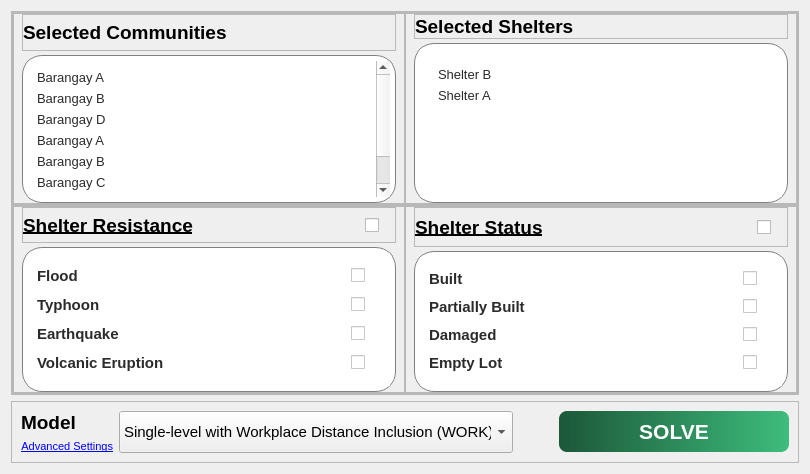
Lucianono/ShelterAlloc_Thesis, file FE/solveSettings.ui: the form before one commit.
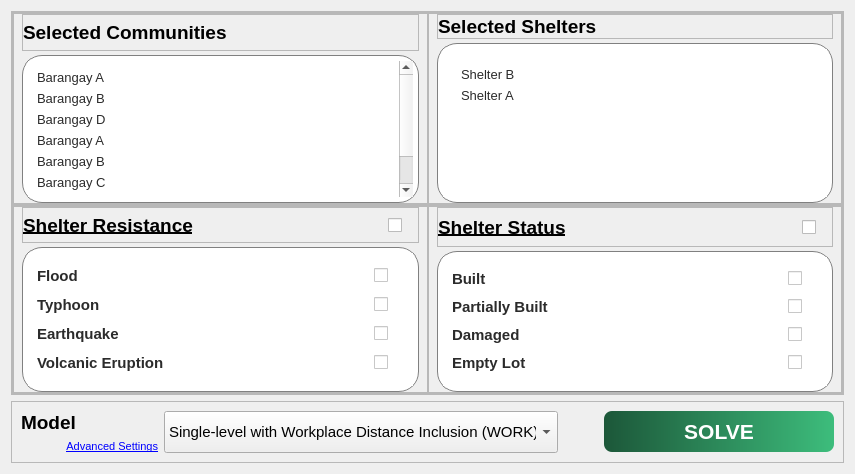
The form after the commit. Icons and pictures are not drawn.

Commit message: chore: changed label to button

The edit to the form file:
```diff
--- a/FE/solveSettings.ui
+++ b/FE/solveSettings.ui
@@ -6,7 +6,7 @@
    <rect>
     <x>0</x>
     <y>0</y>
-    <width>800</width>
+    <width>855</width>
     <height>474</height>
    </rect>
   </property>
@@ -14,121 +14,6 @@
    <string>Dialog</string>
   </property>
   <layout class="QGridLayout" name="gridLayout">
-   <item row="1" column="0">
-    <widget class="QFrame" name="frame_2">
-     <property name="styleSheet">
-      <string notr="true"/>
-     </property>
-     <property name="frameShape">
-      <enum>QFrame::StyledPanel</enum>
-     </property>
-     <property name="frameShadow">
-      <enum>QFrame::Raised</enum>
-     </property>
-     <layout class="QHBoxLayout" name="horizontalLayout">
-      <item>
-       <layout class="QVBoxLayout" name="verticalLayout">
-        <item>
-         <widget class="QLabel" name="label">
-          <property name="font">
-           <font>
-            <pointsize>14</pointsize>
-            <weight>75</weight>
-            <bold>true</bold>
-           </font>
-          </property>
-          <property name="styleSheet">
-           <string notr="true">qproperty-alignment: AlignRight;</string>
-          </property>
-          <property name="text">
-           <string>Model</string>
-          </property>
-         </widget>
-        </item>
-        <item>
-         <widget class="QPushButton" name="pushButton_2">
-          <property name="font">
-           <font>
-            <pointsize>8</pointsize>
-            <underline>true</underline>
-           </font>
-          </property>
-          <property name="styleSheet">
-           <string notr="true">border: none;
-background: none;
-text-decoration: underline;
-color:rgb(0, 0, 255);
-text-align: right;</string>
-          </property>
-          <property name="text">
-           <string>Advanced Settings</string>
-          </property>
-         </widget>
-        </item>
-       </layout>
-      </item>
-      <item>
-       <widget class="QComboBox" name="comboBox_2">
-        <property name="sizePolicy">
-         <sizepolicy hsizetype="Preferred" vsizetype="Minimum">
-          <horstretch>0</horstretch>
-          <verstretch>0</verstretch>
-         </sizepolicy>
-        </property>
-        <property name="minimumSize">
-         <size>
-          <width>0</width>
-          <height>0</height>
-         </size>
-        </property>
-        <property name="maximumSize">
-         <size>
-          <width>400</width>
-          <height>16777215</height>
-         </size>
-        </property>
-        <property name="font">
-         <font>
-          <pointsize>11</pointsize>
-         </font>
-        </property>
-        <item>
-         <property name="text">
-          <string>Single-level with Workplace Distance Inclusion (WORK)</string>
-         </property>
-        </item>
-        <item>
-         <property name="text">
-          <string>Bilevel No Transfer (BNT)</string>
-         </property>
-        </item>
-       </widget>
-      </item>
-      <item>
-       <widget class="QPushButton" name="pushButton">
-        <property name="font">
-         <font>
-          <pointsize>16</pointsize>
-          <weight>75</weight>
-          <bold>true</bold>
-         </font>
-        </property>
-        <property name="styleSheet">
-         <string notr="true">background: qlineargradient(spread:pad, x1:0, y1:0, x2:1, y2:0, stop:0 rgba(28, 87, 57, 255), stop:1 rgba(61, 189, 124, 255));
-color:rgb(255, 255, 255);
-border:none;
-padding:8px 80px;
-border-radius:8;
-margin-left:40px;</string>
-        </property>
-        <property name="text">
-         <string>SOLVE</string>
-        </property>
-       </widget>
-      </item>
-     </layout>
-    </widget>
-   </item>
    <item row="0" column="0">
     <widget class="QFrame" name="frame">
      <property name="enabled">
@@ -279,38 +164,40 @@
                 </widget>
                </item>
                <item>
-                <widget class="QLabel" name="label_15">
-                 <property name="enabled">
-                  <bool>true</bool>
+                <spacer name="horizontalSpacer_2">
+                 <property name="orientation">
+                  <enum>Qt::Horizontal</enum>
                  </property>
-                 <property name="sizePolicy">
-                  <sizepolicy hsizetype="Maximum" vsizetype="Maximum">
-                   <horstretch>0</horstretch>
-                   <verstretch>0</verstretch>
-                  </sizepolicy>
-                 </property>
-                 <property name="minimumSize">
+                 <property name="sizeHint" stdset="0">
                   <size>
-                   <width>0</width>
-                   <height>0</height>
+                   <width>40</width>
+                   <height>20</height>
                   </size>
                  </property>
-                 <property name="maximumSize">
-                  <size>
-                   <width>30</width>
-                   <height>30</height>
-                  </size>
+                </spacer>
+               </item>
+               <item>
+                <widget class="QPushButton" name="pushButton_4">
+                 <property name="styleSheet">
+                  <string notr="true">QPushButton{
+	background-color: none;
+	border: none;
+}</string>
                  </property>
                  <property name="text">
                   <string/>
                  </property>
-                 <property name="textFormat">
-                  <enum>Qt::RichText</enum>
+                 <property name="icon">
+                  <iconset resource="resources.qrc">
+                   <normaloff>:/ICONS/9022659_duotone_note_pencil.png</normaloff>:/ICONS/9022659_duotone_note_pencil.png</iconset>
                  </property>
-                 <property name="pixmap">
-                  <pixmap resource="resources.qrc">:/ICONS/9022659_duotone_note_pencil.png</pixmap>
+                 <property name="iconSize">
+                  <size>
+                   <width>30</width>
+                   <height>30</height>
+                  </size>
                  </property>
-                 <property name="scaledContents">
+                 <property name="checkable">
                   <bool>true</bool>
                  </property>
                 </widget>
@@ -348,8 +235,8 @@
                 <rect>
                  <x>0</x>
                  <y>0</y>
-                 <width>342</width>
-                 <height>188</height>
+                 <width>364</width>
+                 <height>239</height>
                 </rect>
                </property>
                <property name="font">
@@ -717,38 +604,41 @@
                 </widget>
                </item>
                <item>
-                <widget class="QLabel" name="label_7">
-                 <property name="enabled">
-                  <bool>true</bool>
+                <spacer name="horizontalSpacer">
+                 <property name="orientation">
+                  <enum>Qt::Horizontal</enum>
                  </property>
-                 <property name="sizePolicy">
-                  <sizepolicy hsizetype="Maximum" vsizetype="Maximum">
-                   <horstretch>0</horstretch>
-                   <verstretch>0</verstretch>
-                  </sizepolicy>
-                 </property>
-                 <property name="minimumSize">
+                 <property name="sizeHint" stdset="0">
                   <size>
-                   <width>0</width>
-                   <height>0</height>
+                   <width>40</width>
+                   <height>20</height>
                   </size>
                  </property>
-                 <property name="maximumSize">
-                  <size>
-                   <width>30</width>
-                   <height>30</height>
-                  </size>
+                </spacer>
+               </item>
+               <item>
+                <widget class="QPushButton" name="pushButton_3">
+                 <property name="styleSheet">
+                  <string notr="true">QPushButton{
+	background-color: none;
+	border: none;
+	align: right;
+}</string>
                  </property>
                  <property name="text">
                   <string/>
                  </property>
-                 <property name="textFormat">
-                  <enum>Qt::RichText</enum>
+                 <property name="icon">
+                  <iconset resource="resources.qrc">
+                   <normaloff>:/ICONS/9022659_duotone_note_pencil.png</normaloff>:/ICONS/9022659_duotone_note_pencil.png</iconset>
                  </property>
-                 <property name="pixmap">
-                  <pixmap resource="resources.qrc">:/ICONS/9022659_duotone_note_pencil.png</pixmap>
+                 <property name="iconSize">
+                  <size>
+                   <width>30</width>
+                   <height>30</height>
+                  </size>
                  </property>
-                 <property name="scaledContents">
+                 <property name="checkable">
                   <bool>true</bool>
                  </property>
                 </widget>
@@ -795,7 +685,7 @@
                 <rect>
                  <x>0</x>
                  <y>0</y>
-                 <width>359</width>
+                 <width>384</width>
                  <height>148</height>
                 </rect>
                </property>
@@ -1026,8 +916,8 @@
                 <rect>
                  <x>0</x>
                  <y>0</y>
-                 <width>359</width>
-                 <height>129</height>
+                 <width>364</width>
+                 <height>131</height>
                 </rect>
                </property>
                <property name="font">
@@ -1311,8 +1201,8 @@
                 <rect>
                  <x>0</x>
                  <y>0</y>
-                 <width>359</width>
-                 <height>124</height>
+                 <width>363</width>
+                 <height>131</height>
                 </rect>
                </property>
                <property name="font">
@@ -1471,6 +1361,121 @@
      </layout>
     </widget>
    </item>
+   <item row="2" column="0">
+    <widget class="QFrame" name="frame_2">
+     <property name="styleSheet">
+      <string notr="true"/>
+     </property>
+     <property name="frameShape">
+      <enum>QFrame::StyledPanel</enum>
+     </property>
+     <property name="frameShadow">
+      <enum>QFrame::Raised</enum>
+     </property>
+     <layout class="QHBoxLayout" name="horizontalLayout">
+      <item>
+       <layout class="QVBoxLayout" name="verticalLayout">
+        <item>
+         <widget class="QLabel" name="label">
+          <property name="font">
+           <font>
+            <pointsize>14</pointsize>
+            <weight>75</weight>
+            <bold>true</bold>
+           </font>
+          </property>
+          <property name="styleSheet">
+           <string notr="true">qproperty-alignment: AlignRight;</string>
+          </property>
+          <property name="text">
+           <string>Model</string>
+          </property>
+         </widget>
+        </item>
+        <item>
+         <widget class="QPushButton" name="pushButton_2">
+          <property name="font">
+           <font>
+            <pointsize>8</pointsize>
+            <underline>true</underline>
+           </font>
+          </property>
+          <property name="styleSheet">
+           <string notr="true">border: none;
+background: none;
+text-decoration: underline;
+color:rgb(0, 0, 255);
+text-align: right;</string>
+          </property>
+          <property name="text">
+           <string>Advanced Settings</string>
+          </property>
+         </widget>
+        </item>
+       </layout>
+      </item>
+      <item>
+       <widget class="QComboBox" name="comboBox_2">
+        <property name="sizePolicy">
+         <sizepolicy hsizetype="Preferred" vsizetype="Minimum">
+          <horstretch>0</horstretch>
+          <verstretch>0</verstretch>
+         </sizepolicy>
+        </property>
+        <property name="minimumSize">
+         <size>
+          <width>0</width>
+          <height>0</height>
+         </size>
+        </property>
+        <property name="maximumSize">
+         <size>
+          <width>400</width>
+          <height>16777215</height>
+         </size>
+        </property>
+        <property name="font">
+         <font>
+          <pointsize>11</pointsize>
+         </font>
+        </property>
+        <item>
+         <property name="text">
+          <string>Single-level with Workplace Distance Inclusion (WORK)</string>
+         </property>
+        </item>
+        <item>
+         <property name="text">
+          <string>Bilevel No Transfer (BNT)</string>
+         </property>
+        </item>
+       </widget>
+      </item>
+      <item>
+       <widget class="QPushButton" name="pushButton">
+        <property name="font">
+         <font>
+          <pointsize>16</pointsize>
+          <weight>75</weight>
+          <bold>true</bold>
+         </font>
+        </property>
+        <property name="styleSheet">
+         <string notr="true">background: qlineargradient(spread:pad, x1:0, y1:0, x2:1, y2:0, stop:0 rgba(28, 87, 57, 255), stop:1 rgba(61, 189, 124, 255));
+color:rgb(255, 255, 255);
+border:none;
+padding:8px 80px;
+border-radius:8;
+margin-left:40px;</string>
+        </property>
+        <property name="text">
+         <string>SOLVE</string>
+        </property>
+       </widget>
+      </item>
+     </layout>
+    </widget>
+   </item>
   </layout>
  </widget>
  <resources>
```
